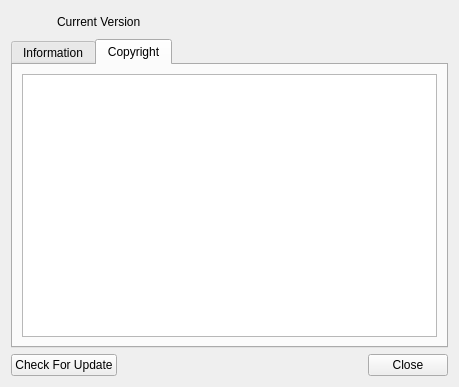
Qt form CryptokiMan/about_dlg.ui (jykim74/CryptokiMan) before a commit.
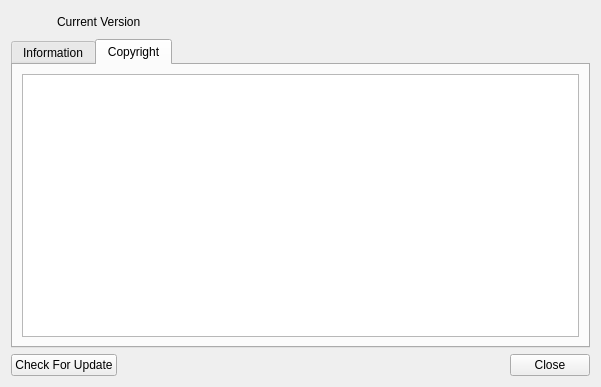
The same form after that commit. Icons and pictures are not drawn.

Commit message: 저작권 표시 작업

Diff of the .ui file:
```diff
--- a/CryptokiMan/about_dlg.ui
+++ b/CryptokiMan/about_dlg.ui
@@ -6,7 +6,7 @@
    <rect>
     <x>0</x>
     <y>0</y>
-    <width>459</width>
+    <width>601</width>
     <height>387</height>
    </rect>
   </property>
```
The commit also changes 1 other file.
